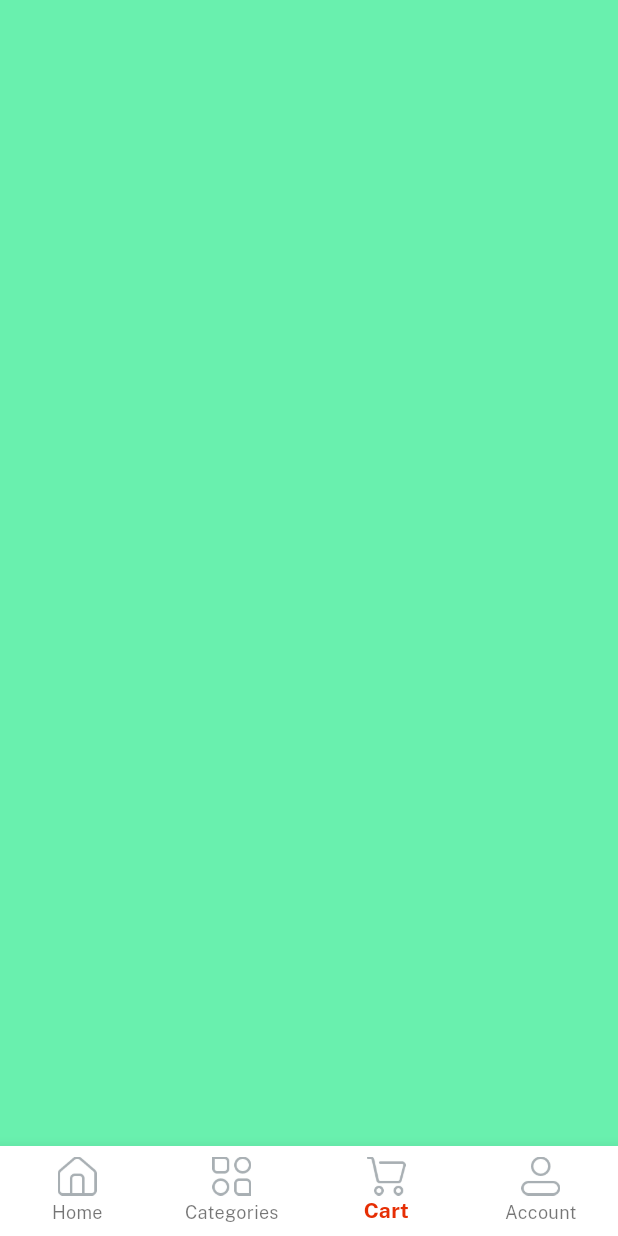
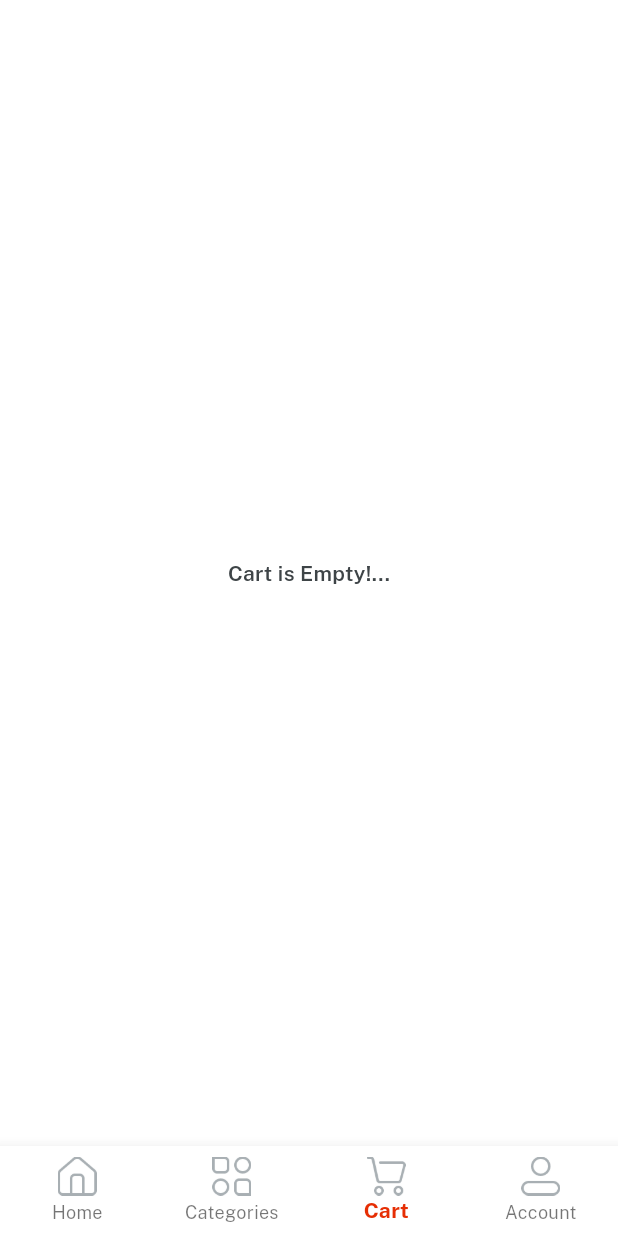
Before and after one commit to MOHAMMEDIRFAN554/e_Commerce-app, a Flutter app: the Home screen opened directly, item 3 of the bottom bar chosen, on a phone screen of 412 x 824 dp. Run offline on Flutter 3.47's test engine with Material 3 defaults, Android fonts, the phone set to English and light mode, and no system bars; our stand-ins replace get, velocity_x.

Commit message:
Updated cart screen and plugin registrants

```diff
--- a/lib/views/cart_screen/cart_screen.dart
+++ b/lib/views/cart_screen/cart_screen.dart
@@ -1,10 +1,19 @@
+import 'package:e_app/consts/consts.dart';
 import 'package:flutter/material.dart';
+import 'package:velocity_x/velocity_x.dart';
 
 class CartScreen extends StatelessWidget {
   const CartScreen({super.key});
 
   @override
   Widget build(BuildContext context) {
-    return Container(color: Colors.greenAccent);
+    return Container(
+      color: Colors.white,
+      child:
+          "Cart is Empty!...".text
+              .fontFamily(semibold)
+              .color(darkFontGrey)
+              .makeCentered(),
+    );
   }
 }
```
